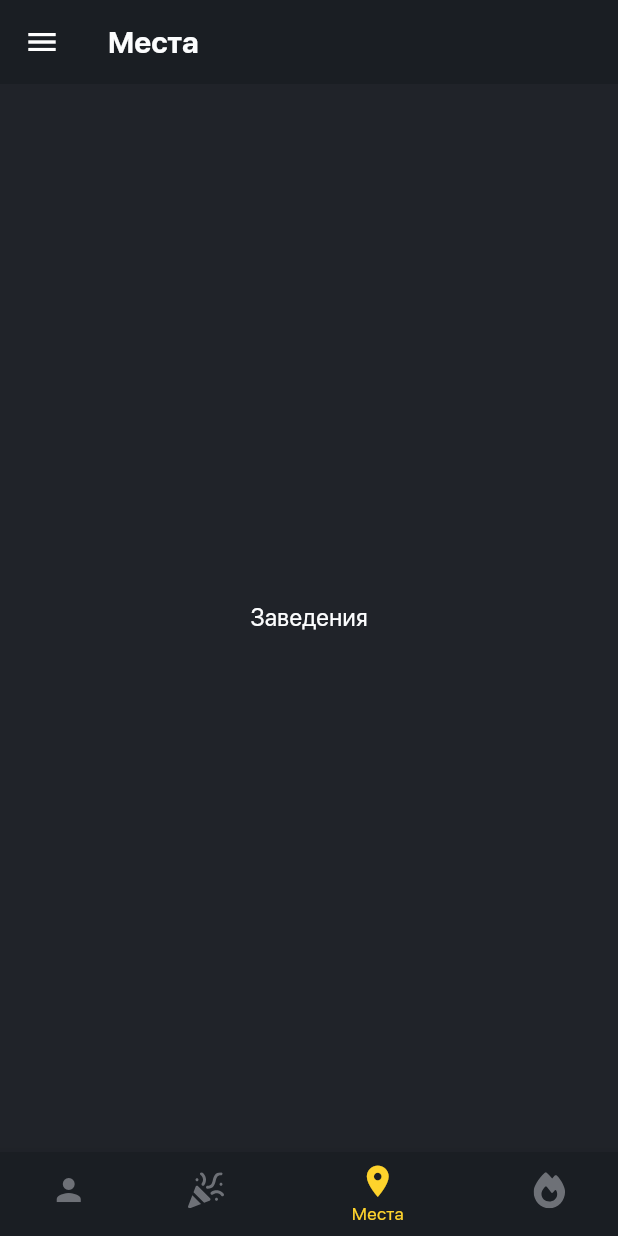
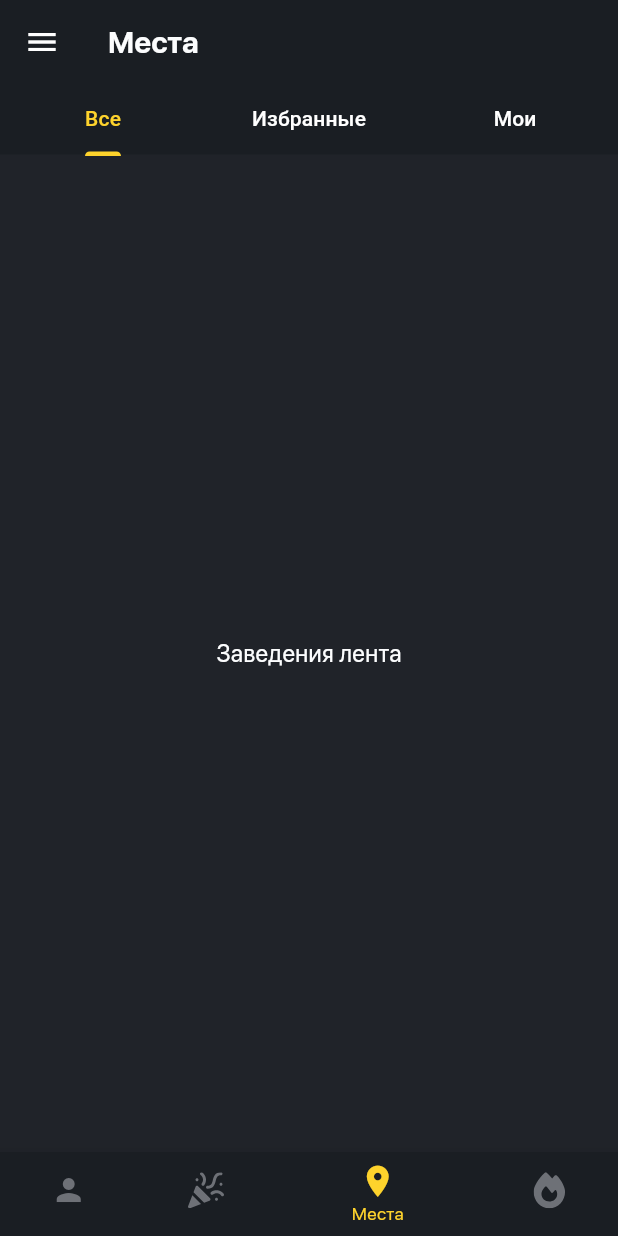
Before and after one commit to McAr0v/dvij_flutter, a Flutter app: the screen it shows after launch, item 3 of the bottom bar chosen, on a phone screen of 412 x 824 dp. Run offline on Flutter 3.47's test engine with Material 3 defaults, Android fonts, the phone set to English and light mode, and no system bars; our stand-ins replace flutter_svg; project files that could hold a hidden picture were left out.

Commit message:
Added all subpages in places and promotions

```diff
--- a/lib/navigation/custom_drawer.dart
+++ b/lib/navigation/custom_drawer.dart
@@ -18,10 +18,13 @@ class CustomDrawer extends StatelessWidget {
       // Помещаем в контейнер, чтобы окрасить в нужный цвет
 
       child: Container(
+
+        padding: EdgeInsets.fromLTRB(5.0, 50.0, 5.0, 5.0),
         color: AppColors.greyOnBackground,
         child: ListView(
           // ListView Чтобы все элементы шли друг за другом
-          padding: EdgeInsets.all(5.0),
+          //padding: EdgeInsets.all(5.0),
+          padding: EdgeInsets.fromLTRB(5.0, 20.0, 5.0, 5.0),
           children: [
             ListTile(
               leading: Icon(Icons.info),
--- a/lib/screens/events/events_fav_page.dart
+++ b/lib/screens/events/events_fav_page.dart
@@ -5,6 +5,6 @@ class EventsFavPage extends StatelessWidget {
 
   @override
   Widget build(BuildContext context) {
-    return Center(child: Text('Содержимое для Избранных'));
+    return Center(child: Text('Мероприятия Избранные'));
   }
 }
--- a/lib/screens/events/events_feed_page.dart
+++ b/lib/screens/events/events_feed_page.dart
@@ -9,7 +9,7 @@ class EventsFeedPage extends StatelessWidget {
     return Container(
       color: AppColors.greyBackground,
       child: Center(
-          child: Text('Содержимое для Ленты')
+          child: Text('Мероприятия лента')
       ),
     );
 
--- a/lib/screens/events/events_my_page.dart
+++ b/lib/screens/events/events_my_page.dart
@@ -5,6 +5,6 @@ class EventsMyPage extends StatelessWidget {
 
   @override
   Widget build(BuildContext context) {
-    return Center(child: Text('Содержимое для Моих'));
+    return Center(child: Text('Мероприятия мои'));
   }
 }
--- /dev/null
+++ b/lib/screens/places/places_feed_page.dart
@@ -0,0 +1,18 @@
+import 'package:flutter/material.dart';
+import 'package:dvij_flutter/themes/app_colors.dart';
+
+class PlacesFeedPage extends StatelessWidget {
+  const PlacesFeedPage({Key? key}) : super(key: key);
+
+  @override
+  Widget build(BuildContext context) {
+    return Container(
+      color: AppColors.greyBackground,
+      child: Center(
+          child: Text('Заведения лента')
+      ),
+    );
+
+
+  }
+}
--- a/lib/screens/places/places_page.dart
+++ b/lib/screens/places/places_page.dart
@@ -1,13 +1,41 @@
-// places/places_page.dart
+import 'package:dvij_flutter/themes/app_colors.dart';
 import 'package:flutter/material.dart';
+import 'places_fav_page.dart';
+import 'places_feed_page.dart';
+import 'places_my_page.dart';
+
 
 class PlacesPage extends StatelessWidget {
-  const PlacesPage({super.key});
+  const PlacesPage({Key? key}) : super(key: key);
 
   @override
   Widget build(BuildContext context) {
-    return const Center(
-      child: Text('Заведения'),
+    return DefaultTabController(
+      length: 3, // Количество табов
+      child: Scaffold(
+        backgroundColor: AppColors.greyOnBackground,
+        body: Column(
+          children: [
+            //const SizedBox(height: 24), // Добавьте отступ, если нужно
+            const TabBar(
+              tabs: [
+                Tab(text: 'Все'),
+                Tab(text: 'Избранные'),
+                Tab(text: 'Мои'),
+              ],
+            ),
+            Expanded(
+              child: const TabBarView(
+                children: [
+                  PlacesFeedPage(),
+                  PlacesFavPage(),
+                  PlacesMyPage()
+                ],
+              ),
+            ),
+          ],
+        ),
+      ),
     );
   }
 }
```
Also changed, not shown: lib/screens/places/places_fav_page.dart (added, +10 -0 lines), lib/screens/places/places_my_page.dart (added, +10 -0 lines), lib/screens/promotions/promotions_fav_page.dart (added, +10 -0 lines), lib/screens/promotions/promotions_feed_page.dart (added, +18 -0 lines), lib/screens/promotions/promotions_my_page.dart (added, +10 -0 lines), lib/screens/promotions/promotions_page.dart (+32 -4 lines).
